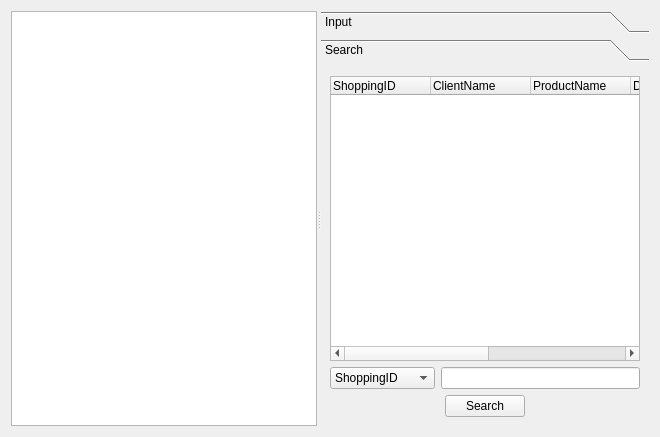
jaehyeonjeong/DataBaseQt, file shoppingmanager.ui: the form before one commit.
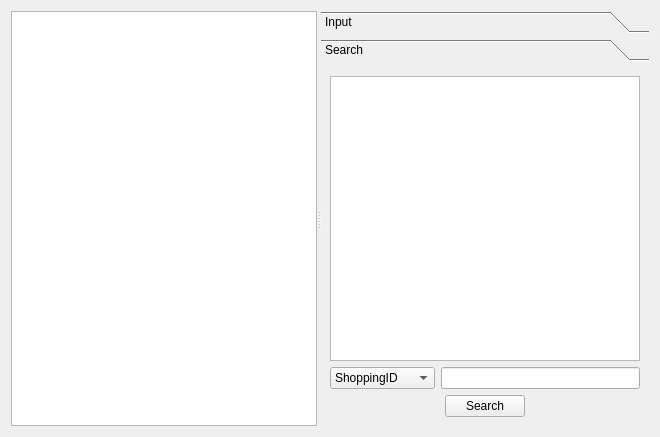
The form after the commit. The open tabs and pages were chosen to show the change.

```diff
--- a/shoppingmanager.ui
+++ b/shoppingmanager.ui
@@ -215,38 +215,7 @@
        </attribute>
        <layout class="QVBoxLayout" name="verticalLayout">
         <item>
-         <widget class="QTreeWidget" name="SearchTreeWidget">
-          <column>
-           <property name="text">
-            <string>ShoppingID</string>
-           </property>
-          </column>
-          <column>
-           <property name="text">
-            <string>ClientName</string>
-           </property>
-          </column>
-          <column>
-           <property name="text">
-            <string>ProductName</string>
-           </property>
-          </column>
-          <column>
-           <property name="text">
-            <string>Date</string>
-           </property>
-          </column>
-          <column>
-           <property name="text">
-            <string>quan</string>
-           </property>
-          </column>
-          <column>
-           <property name="text">
-            <string>AllPrice</string>
-           </property>
-          </column>
-         </widget>
+         <widget class="QTableView" name="TBSearchView"/>
         </item>
         <item>
          <layout class="QHBoxLayout" name="horizontalLayout_2">
```
Left out of the diff: 2 changed lines with no effect on the pictures.
